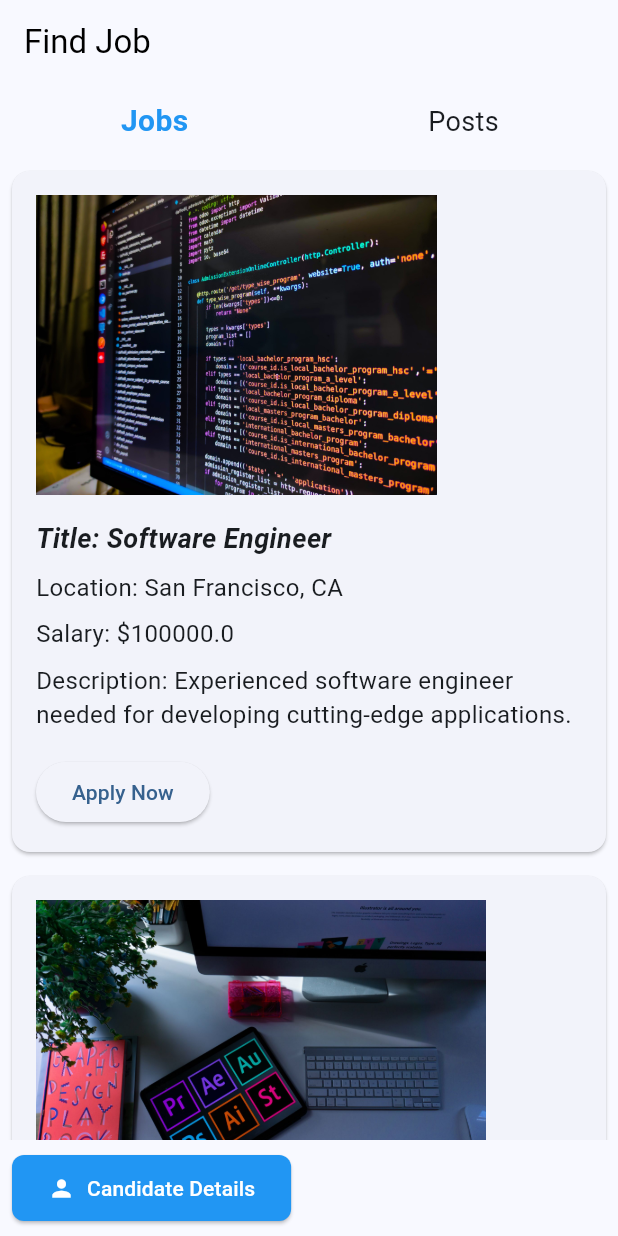
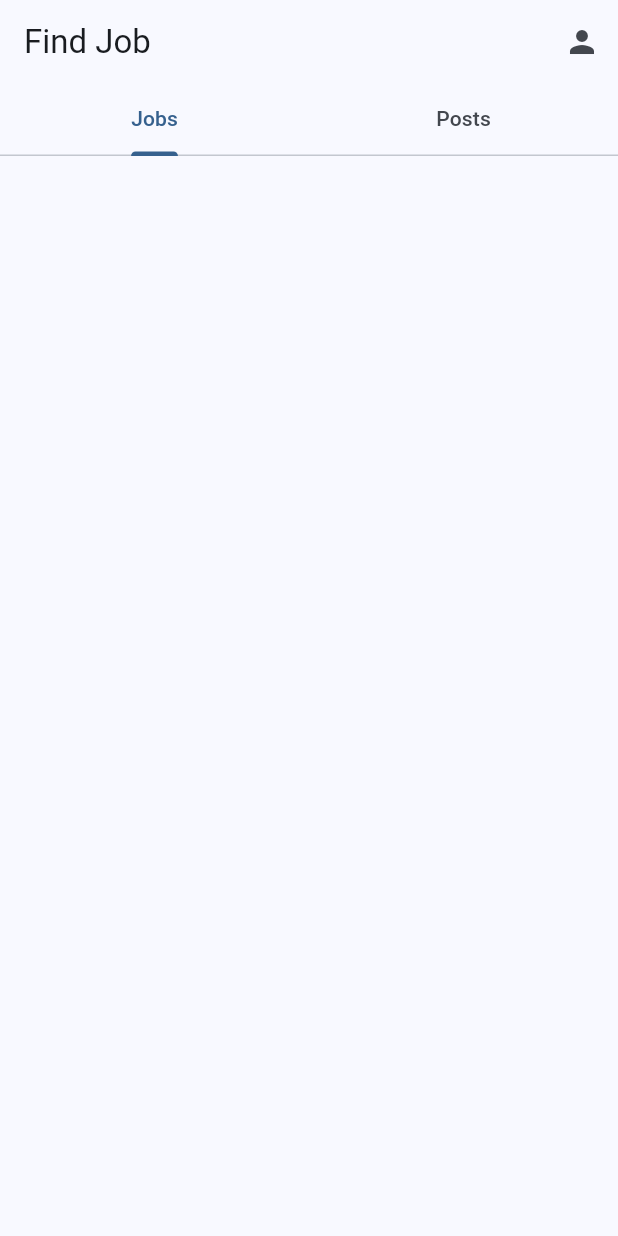
Before and after one commit to sekhar1raja/untitled3, a Flutter app: the screen it shows after launch, on a phone screen of 412 x 824 dp. Run offline on Flutter 3.47's test engine with Material 3 defaults, Android fonts, the light colour scheme and no system bars; our stand-ins replace shared_preferences.

```diff
--- a/Jobs/lib/candidatedetails.dart
+++ b/Jobs/lib/candidatedetails.dart
@@ -1,8 +1,7 @@
+import 'package:flutter/material.dart';
+import 'Job.dart';
+import 'allPost.dart';
 
-// Add the necessary imports for TabBar and TabBarView
-import 'package:flutter/material.dart';
-
-import 'allPost.dart';
 
 void main() {
   runApp(MyApp());
@@ -119,35 +118,37 @@ class CandidateListPage extends StatelessWidget {
             // Add views for each tab
             ListView(
               children: candidates
-                  .map((candidate) => CandidateCard(candidate: candidate))
+                  .map((candidate) => CandidateCard(candidate: candidate, onPostsUpdated: (jobPosts, generalPosts) {}))
                   .toList(),
             ),
+
             // Add views for other categories
             ListView(
               children: candidates
                   .where((candidate) => candidate.category == 'UI/UX Design')
-                  .map((candidate) => CandidateCard(candidate: candidate))
+                  .map((candidate) => CandidateCard(candidate: candidate, onPostsUpdated: (jobPosts, generalPosts) {}))
                   .toList(),
             ),
             ListView(
               children: candidates
                   .where((candidate) => candidate.category == 'Software Developer')
-                  .map((candidate) => CandidateCard(candidate: candidate))
+                  .map((candidate) => CandidateCard(candidate: candidate, onPostsUpdated: (jobPosts, generalPosts) {}))
                   .toList(),
             ),
             // Add views for other categories
-          ],// Add views for other categories
-
+          ],
         ),
       ),
     );
   }
 }
 
+
 class CandidateCard extends StatelessWidget {
   final Candidate candidate;
+  final Function(List<Post>, List<Post>) onPostsUpdated; // Define the callback function here
 
-  const CandidateCard({Key? key, required this.candidate}) : super(key: key);
+  const CandidateCard({Key? key, required this.candidate, required this.onPostsUpdated}) : super(key: key);
 
   @override
   Widget build(BuildContext context) {
@@ -158,7 +159,7 @@ class CandidateCard extends StatelessWidget {
           Navigator.push(
             context,
             MaterialPageRoute(
-              builder: (context) => CandidateDetailPage(candidate: candidate),
+              builder: (context) => CandidateDetailPage(candidate: candidate, onPostsUpdated: onPostsUpdated), // Pass the callback function here
             ),
           );
         },
@@ -213,10 +214,12 @@ class CandidateCard extends StatelessWidget {
 }
 
 
+
 class CandidateDetailPage extends StatefulWidget {
   final Candidate candidate;
+  final Function(List<Post>, List<Post>) onPostsUpdated;
 
-  const CandidateDetailPage({Key? key, required this.candidate}) : super(key: key);
+  const CandidateDetailPage({Key? key, required this.candidate, required this.onPostsUpdated}) : super(key: key);
 
   @override
   _CandidateDetailPageState createState() => _CandidateDetailPageState();
@@ -226,6 +229,7 @@ class CandidateDetailPage extends StatefulWidget {
 
 class _CandidateDetailPageState extends State<CandidateDetailPage> {
   bool connected = false;
+
 
   @override
   Widget build(BuildContext context) {
@@ -318,17 +322,27 @@ class _CandidateDetailPageState extends State<CandidateDetailPage> {
             ),
             ElevatedButton.icon(
               onPressed: () {
-                // Navigate to the PostForm screen with candidate-specific details
                 Navigator.push(
                   context,
                   MaterialPageRoute(
-                    builder: (context) => PostForm(),
+                    builder: (context) => PostForm(
+                      onFormSubmit: (post) {
+                        setState(() {
+                          if (post.type == PostType.JobListing) {
+                            widget.onPostsUpdated([post], []); // Update home screen with the new post
+                          } else {
+                            widget.onPostsUpdated([], [post]); // Update home screen with the new post
+                          }
+                        });
+                      },
+                    ),
                   ),
                 );
               },
-              icon: Icon(Icons.bolt), // Specify the icon here
-              label: Text('Post'), // Text is optional, you can remove it
+              icon: Icon(Icons.bolt),
+              label: Text('Post'),
             ),
+
 
           ],
         ),
--- a/Jobs/lib/main.dart
+++ b/Jobs/lib/main.dart
@@ -11,6 +11,10 @@ import 'home.dart'; // Assuming you have this file
 
 void main() => runApp(MyApp());
 
+final List<Job> jobs = [
+  // Define your list of jobs here
+];
+
 class MyApp extends StatelessWidget {
   const MyApp({Key? key}) : super(key: key);
 
@@ -21,125 +25,85 @@ class MyApp extends StatelessWidget {
       theme: ThemeData(
         colorScheme: ColorScheme.fromSeed(seedColor: Colors.blue),
       ),
-      home: JobListPage(title: 'Find Job'),
+      home: HomeScreen(
+        jobPosts: jobs, // Pass job posts to HomeScreen
+      ),
     );
   }
 }
 
-final List<Job> jobs = [
-  Job(
-    id: '1',
-    title: 'Software Engineer',
-    location: 'San Francisco, CA',
-    description: 'Experienced software engineer needed for developing cutting-edge applications.',
-    photo: 'assets/soft.jpg',
-    salary: 100000,
-  ),
-  Job(
-    id: '2',
-    title: 'Graphic Designer',
-    location: 'New York, NY',
-    description: 'Creative graphic designer needed for designing captivating visual content.',
-    photo: 'assets/gra.jpg',
-    salary: 80000,
-  ),
-  Job(
-    id: '3',
-    title: 'Marketing Specialist',
-    location: 'Chicago, IL',
-    description: 'Skilled marketing specialist needed for planning and executing marketing campaigns.',
-    photo: 'assets/market.jpg',
-    salary: 75000,
-  ),
-  Job(
-    id: '4',
-    title: 'Data Analyst',
-    location: 'Los Angeles, CA',
-    description: 'Analytical data analyst needed for interpreting complex datasets and providing insights.',
-    photo: 'assets/dt.jpg',
-    salary: 85000,
-  ),
-  Job(
-    id: '5',
-    title: 'UX/UI Designer',
-    location: 'Seattle, WA',
-    description: 'Talented UX/UI designer needed for creating intuitive and user-friendly interfaces.',
-    photo: 'assets/ui.png',
-    salary: 90000,
-  ),
-  Job(
-    id: '6',
-    title: 'Project Manager',
-    location: 'Austin, TX',
-    description: 'Organized project manager needed for overseeing project timelines and deliverables.',
-    photo: 'assets/prg.jpg',
-    salary: 95000,
-  ),
-];
 
-class JobListPage extends StatelessWidget {
-  final String title;
 
-  const JobListPage({super.key, required this.title});
+class HomeScreen extends StatefulWidget {
+  final List<Job> jobPosts;
+
+  const HomeScreen({Key? key, required this.jobPosts}) : super(key: key);
 
   @override
+  _HomeScreenState createState() => _HomeScreenState();
+}
+
+class _HomeScreenState extends State<HomeScreen> {
+  List<Post> generalPosts = [];
+
+  // Function to update generalPosts list
+  @override
+  void initState() {
+    super.initState();
+    _loadStoredData();
+  }
+  Future<void> _loadStoredData() async {
+    SharedPreferences prefs = await SharedPreferences.getInstance();
+    String? title = prefs.getString('title');
+    String? location = prefs.getString('location');
+    double? salary = prefs.getDouble('salary');
+    String? description = prefs.getString('description');
+    String? imagePath = prefs.getString('imagePath');
+    int? postTypeIndex = prefs.getInt('postType');
+
+    if (title != null &&
+        location != null &&
+        salary != null &&
+        description != null &&
+        imagePath != null &&
+        postTypeIndex != null) {
+      PostType postType = PostType.values[postTypeIndex];
+      Post storedPost = Post(
+        title: title,
+        location: location,
+        salary: salary,
+        description: description,
+        imagePath: imagePath,
+        type: postType,
+      );
+
+      setState(() {
+        generalPosts.add(storedPost);
+      });
+    }
+  }
+  // Function to update generalPosts list
+  void addPost(Post post) {
+    setState(() {
+      generalPosts.add(post);
+    });
+  }
+  @override
   Widget build(BuildContext context) {
-    return Scaffold(
+    return DefaultTabController(
+      length: 2,
+      child: Scaffold(
         appBar: AppBar(
-        title: Text(
-          title,
-          style: TextStyle(color: Colors.black),
-        ),
-      ),
-      body: Column(
-        crossAxisAlignment: CrossAxisAlignment.start,
-        children: [
-          Row(
-            children: [
-              Expanded(
-                child: SizedBox(
-                  height: 50,
-                  child: Center(
-                    child: Text(
-                      "Jobs",
-                      style: TextStyle(
-                        fontSize: 20,
-                        color: Colors.blue,
-                        fontWeight: FontWeight.bold,
-                      ),
-                    ),
-                  ),
-                ),
-              ),
-              Expanded(
-                child: SizedBox(
-                  height: 50,
-                  child: Center(
-                    child: GestureDetector(
-                      onTap: () {
-                        Navigator.push(
-                          context,
-                          MaterialPageRoute(builder: (context) => PostApp()),
-                        );
-                      },
-                      child: Text(
-                        "Posts",
-                        style: TextStyle(fontSize: 18),
-                      ),
-                    ),
-                  ),
-                ),
-              ),
+          title: Text('Find Job'),
+          bottom: TabBar(
+            tabs: [
+              Tab(text: 'Jobs'),
+              Tab(text: 'Posts'),
             ],
           ),
-          Expanded(
-            child: ListView(
-              children: jobs.map((job) => JobDetailCard(job: job)).toList(),
-            ),
-          ),
-          Padding(
-            padding: const EdgeInsets.all(8.0),
-            child: ElevatedButton(
+          actions: [
+            IconButton(
+              icon: Icon(Icons.person),
               onPressed: () {
                 Navigator.push(
                   context,
@@ -148,79 +112,53 @@ class JobListPage extends StatelessWidget {
                   ),
                 );
               },
-              style: ElevatedButton.styleFrom(
-                foregroundColor: Colors.white, backgroundColor: Colors.blue,
-                padding: const EdgeInsets.symmetric(vertical: 12, horizontal: 24),
-                shape: RoundedRectangleBorder(
-                  borderRadius: BorderRadius.circular(8),
             ),
-              ),
-              child: Row(
-                mainAxisSize: MainAxisSize.min,
-                mainAxisAlignment: MainAxisAlignment.center,
-                children: const [
-                  Icon(Icons.person),
-                  SizedBox(width: 8),
-                  Text('Candidate Details'),
           ],
         ),
+        body: TabBarView(
+          children: [
+            JobsTab(jobPosts: widget.jobPosts),
+            PostsTab(generalPosts: generalPosts),
+          ],
         ),
-          ),
-        ],
+        // Pass addPost function to PostForm widget
+
       ),
     );
   }
 }
 
-class PostApp extends StatefulWidget {
-  @override
-  _PostAppState createState() => _PostAppState();
-}
+class PostsTab extends StatelessWidget {
+  final List<Post> generalPosts;
 
-class _PostAppState extends State<PostApp> {
-  String? title;
-  String? location;
-  double? salary;
-  String? description;
-  String? imagePath;
-
-  @override
-  void initState() {
-    super.initState();
-    // Retrieve data from shared preferences when the widget initializes
-    _loadFormData();
-  }
-
-  // Function to load form data from shared preferences
-  Future<void> _loadFormData() async {
-    SharedPreferences prefs = await SharedPreferences.getInstance();
-    setState(() {
-      title = prefs.getString('title');
-      location = prefs.getString('location');
-      salary = prefs.getDouble('salary');
-      description = prefs.getString('description');
-      imagePath = prefs.getString('imagePath');
-    });
-  }
+  const PostsTab({Key? key, required this.generalPosts}) : super(key: key);
 
   @override
   Widget build(BuildContext context) {
-    return Scaffold(
-      appBar: AppBar(
-        title: Text('Posts'),
-      ),
-      body: Center(
-        child: Column(
-          mainAxisAlignment: MainAxisAlignment.center,
-          children: [
-            if (title != null) Text('Title: $title'),
-            if (location != null) Text('Location: $location'),
-            if (salary != null) Text('Salary: $salary'),
-            if (description != null) Text('Description: $description'),
-            if (imagePath != null) Text('Image Path: $imagePath'),
-          ],
-        ),
-      ),
+    return ListView.builder(
+      itemCount: generalPosts.length,
+      itemBuilder: (context, index) {
+        return ListTile(
+          title: Text(generalPosts[index].title),
+          subtitle: Text(generalPosts[index].description),
+
+        );
+      },
+    );
+  }
+}
+class JobsTab extends StatelessWidget {
+  final List<Job> jobPosts;
+
+  const JobsTab({Key? key, required this.jobPosts}) : super(key: key);
+
+  @override
+  Widget build(BuildContext context) {
+    return ListView.builder(
+      itemCount: jobPosts.length,
+      itemBuilder: (context, index) {
+        return JobDetailCard(job: jobPosts[index]);
+      },
     );
   }
 }
@@ -276,9 +214,95 @@ class JobDetailCard extends StatelessWidget {
                 style: TextStyle(fontSize: 16),
               ),
               SizedBox(height: 16),
-              Row(
-                mainAxisAlignment: MainAxisAlignment.start,
+            ],
+          ),
+        ),
+      ),
+    );
+  }
+}
+
+
+
+class CreatePostScreen extends StatelessWidget {
+  @override
+  Widget build(BuildContext context) {
+    return Scaffold(
+      appBar: AppBar(
+        title: Text('Create Post'),
+      ),
+      body: Padding(
+        padding: const EdgeInsets.all(16.0),
+        child: Column(
+          crossAxisAlignment: CrossAxisAlignment.start,
           children: [
+            DropdownButton<String>(
+              items: [
+                DropdownMenuItem(
+                  child: Text('Job Listing'),
+                  value: 'job',
+                ),
+                DropdownMenuItem(
+                  child: Text('Post'),
+                  value: 'post',
+                ),
+              ],
+              onChanged: (String? value) {
+                // Handle dropdown value change
+              },
+            ),
+            // Add form fields for creating a post or job listing
+          ],
+        ),
+      ),
+    );
+  }
+}
+//
+class JobDetailPage extends StatelessWidget {
+  final Job job;
+
+  const JobDetailPage({Key? key, required this.job}) : super(key: key);
+
+  @override
+  Widget build(BuildContext context) {
+    return Scaffold(
+      appBar: AppBar(
+        title: Text(job.title),
+      ),
+      body: Padding(
+        padding: const EdgeInsets.all(16.0),
+        child: Column(
+          crossAxisAlignment: CrossAxisAlignment.start,
+          children: [
+            SizedBox(
+              height: 200,
+              child: Image.asset(
+                job.photo,
+                fit: BoxFit.cover,
+              ),
+            ),
+            SizedBox(height: 16),
+            Text(
+              'Title: ${job.title}',
+              style: TextStyle(fontSize: 18, fontWeight: FontWeight.bold, fontStyle: FontStyle.italic),
+            ),
+            SizedBox(height: 8),
+            Text(
+              'Location: ${job.location}',
+              style: TextStyle(fontSize: 16),
+            ),
+            SizedBox(height: 8),
+            Text(
+              'Salary: \$${job.salary.toString()}',
+              style: TextStyle(fontSize: 16),
+            ),
+            SizedBox(height: 8),
+            Text(
+              'Description: ${job.description}',
+              style: TextStyle(fontSize: 16),
+            ),
+            SizedBox(height: 16),
             ElevatedButton(
               onPressed: () {
                 Navigator.push(
@@ -292,13 +316,14 @@ class JobDetailCard extends StatelessWidget {
             ),
           ],
         ),
-            ],
-          ),
-        ),
       ),
     );
   }
 }
+
+
+// Other widget classes such as ApplyNowPage, JobDetailPage, etc.
+
 class CustomPageRoute<T> extends PageRouteBuilder<T> {
   final WidgetBuilder builder;
 
--- a/Jobs/pubspec.yaml
+++ b/Jobs/pubspec.yaml
@@ -31,6 +31,7 @@ dependencies:
   flutter:
     sdk: flutter
   shared_preferences: ^2.0.15
+
 
 
 
```
Also changed, not shown: Jobs/lib/allPost.dart (+59 -27 lines), 2 other files. Lines whose indentation alone changed are shown as unchanged.
